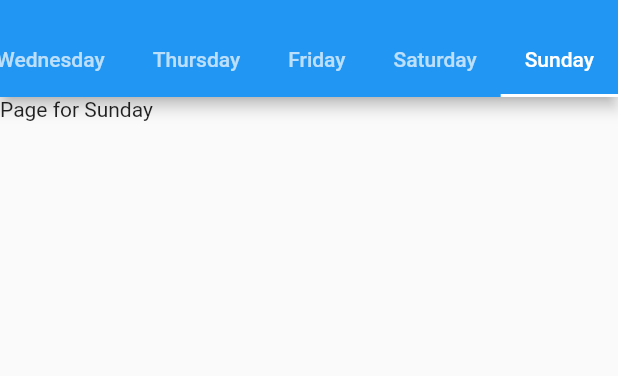
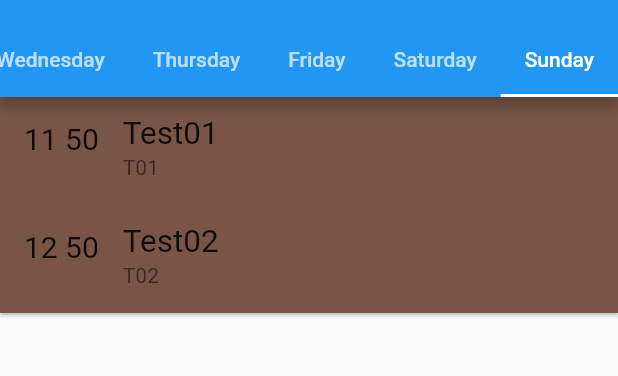
Before and after one commit to PEC-CSS/Time-Table-App, a Flutter app: the screen it shows after launch, on a phone screen of 412 x 824 dp, the part 59-435 px from its top. Run offline on Flutter 3.47's test engine with Material 2 defaults, Android fonts, the phone set to English and light mode, and no system bars.

Commit message:
Added time table cards

```diff
--- /dev/null
+++ b/lib/database.dart
@@ -0,0 +1,15 @@
+import 'timeTableElement.dart';
+import 'days.dart';
+
+class Database{
+  static List<Data> get(Days day){
+    List<Data> data = [];
+    data.add(Data(subjectCode: "T01", subjectName: "Test01",
+        startTime: DateTime(2022, 1, 21, 11, 50), duration: Duration(hours: 1)
+    ));
+    data.add(Data( subjectName: "Test02", subjectCode: "T02",
+      startTime: DateTime(2022, 1, 21, 12, 50), duration: Duration(hours: 1)
+    ));
+    return data;
+  }
+}
--- /dev/null
+++ b/lib/days.dart
@@ -0,0 +1,9 @@
+enum Days{
+  Monday,
+  Tuesday,
+  Wednesday,
+  Thursday,
+  Friday,
+  Saturday,
+  Sunday
+}
--- a/lib/homePage.dart
+++ b/lib/homePage.dart
@@ -1,5 +1,7 @@
 import 'package:flutter/material.dart';
 
+import 'tableDayGenerator.dart';
+import 'days.dart';
 
 class Home extends StatelessWidget {
   final String title;
@@ -31,13 +33,13 @@ class Home extends StatelessWidget {
         ),
         body: TabBarView(
           children: [
-            Text("Page for Monday"),
-            Text("Page for Tuesday"),
-            Text("Page for Wednesday"),
-            Text("Page for Thursday"),
-            Text("Page for Friday"),
-            Text("Page for Saturday"),
-            Text("Page for Sunday"),
+            TableDayGenerate.generate(Days.Monday),
+            TableDayGenerate.generate(Days.Tuesday),
+            TableDayGenerate.generate(Days.Wednesday),
+            TableDayGenerate.generate(Days.Thursday),
+            TableDayGenerate.generate(Days.Friday),
+            TableDayGenerate.generate(Days.Saturday),
+            TableDayGenerate.generate(Days.Sunday),
           ], //NOTE: The content for each day goes here
         ),
       ),
--- /dev/null
+++ b/lib/tableCard.dart
@@ -0,0 +1,32 @@
+import 'package:flutter/material.dart';
+import 'dart:math';
+
+import 'timeTableElement.dart';
+
+class TableCard extends StatelessWidget {
+  final Data data;
+  final Widget time;
+
+  TableCard({Key? key, required this.data}) :
+        this.time = Text(
+          "${data.startTime.hour} ${data.startTime.minute}",
+          style: TextStyle(fontSize: 20),
+        ),
+        super(key: key);
+
+  @override
+  Widget build(BuildContext context) {
+    return Center(
+      child: Card(
+        color: Colors.primaries[Random().nextInt(Colors.primaries.length)],
+        margin: EdgeInsets.zero,
+        shape: Border(),
+        child:  ListTile(
+          leading: time,
+          title: Text(data.subjectName, style: TextStyle(fontSize: 21),),
+          subtitle: Text(data.subjectCode),
+        ),
+      ),
+    );
+  }
+}
--- /dev/null
+++ b/lib/tableDayGenerator.dart
@@ -0,0 +1,24 @@
+import 'package:flutter/material.dart';
+
+import 'database.dart';
+import 'timeTableElement.dart';
+import 'tableCard.dart';
+import 'days.dart';
+
+
+
+class TableDayGenerate{
+  static Widget generate(Days day){
+    List<Data> dayData = Database.get(day);
+
+    List<TableCard> cards = [];
+    for (Data data in dayData){
+      cards.add(TableCard(data: data,));
+    }
+
+    ListView listOfCards = ListView(
+      children: cards,
+    );
+    return listOfCards;
+  }
+}
--- /dev/null
+++ b/lib/timeTableElement.dart
@@ -0,0 +1,9 @@
+class Data{ // Need Better name for this
+  String subjectName;
+  String subjectCode;
+  DateTime startTime;
+  Duration duration;
+
+  Data({required this.subjectName, required this.subjectCode,
+    required this.startTime, required this.duration});
+}
```
